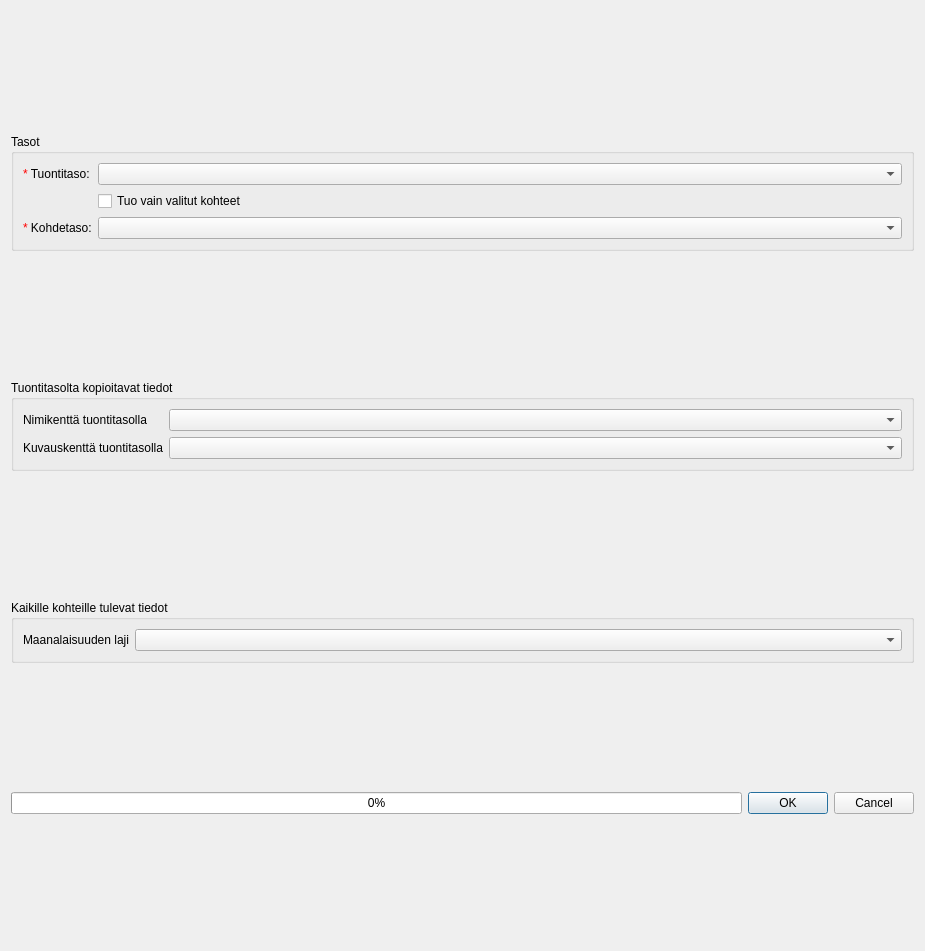
First picture: the form in arho_feature_template/gui/dialogs/import_features_form.ui, repository GispoCoding/arho-qgis-plugin, before the edit.
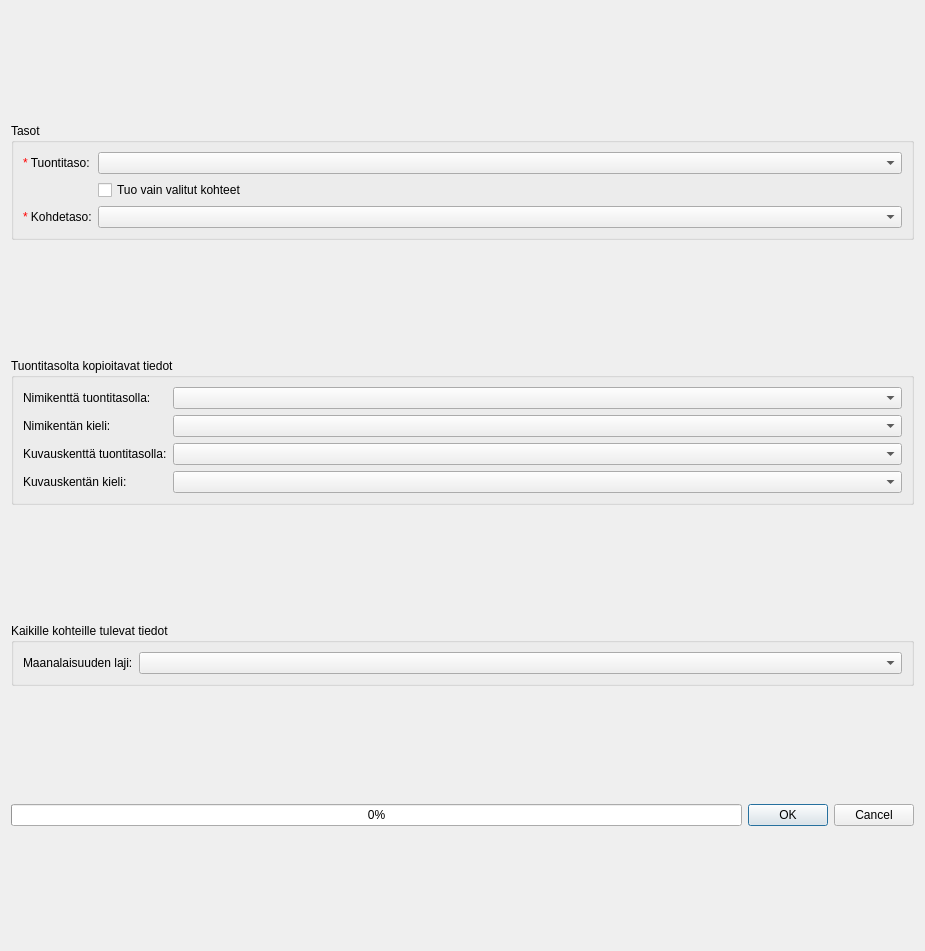
Second picture: the form after the edit. Custom widgets are drawn as their Qt base class.

Commit message: localize name and description in plan object importing

Diff of the .ui file:
```diff
--- a/arho_feature_template/gui/dialogs/import_features_form.ui
+++ b/arho_feature_template/gui/dialogs/import_features_form.ui
@@ -78,23 +78,43 @@
       <item row="0" column="0">
        <widget class="QLabel" name="label_2">
         <property name="text">
-         <string>Nimikenttä tuontitasolla</string>
+         <string>Nimikenttä tuontitasolla:</string>
         </property>
        </widget>
       </item>
       <item row="0" column="1">
        <widget class="QgsFieldComboBox" name="name_selection"/>
       </item>
-      <item row="1" column="0">
+      <item row="2" column="0">
        <widget class="QLabel" name="label_6">
         <property name="text">
-         <string>Kuvauskenttä tuontitasolla</string>
+         <string>Kuvauskenttä tuontitasolla:</string>
         </property>
        </widget>
       </item>
-      <item row="1" column="1">
+      <item row="2" column="1">
        <widget class="QgsFieldComboBox" name="description_selection"/>
       </item>
+      <item row="1" column="1">
+       <widget class="CodeComboBox" name="name_language_selection"/>
+      </item>
+      <item row="3" column="1">
+       <widget class="CodeComboBox" name="description_language_selection"/>
+      </item>
+      <item row="1" column="0">
+       <widget class="QLabel" name="label_5">
+        <property name="text">
+         <string>Nimikentän kieli:</string>
+        </property>
+       </widget>
+      </item>
+      <item row="3" column="0">
+       <widget class="QLabel" name="label_8">
+        <property name="text">
+         <string>Kuvauskentän kieli:</string>
+        </property>
+       </widget>
+      </item>
      </layout>
     </widget>
    </item>
@@ -113,7 +133,7 @@
       <item row="0" column="0">
        <widget class="QLabel" name="label_7">
         <property name="text">
-         <string>Maanalaisuuden laji</string>
+         <string>Maanalaisuuden laji:</string>
         </property>
        </widget>
       </item>
```
The commit also changes 2 other files.
